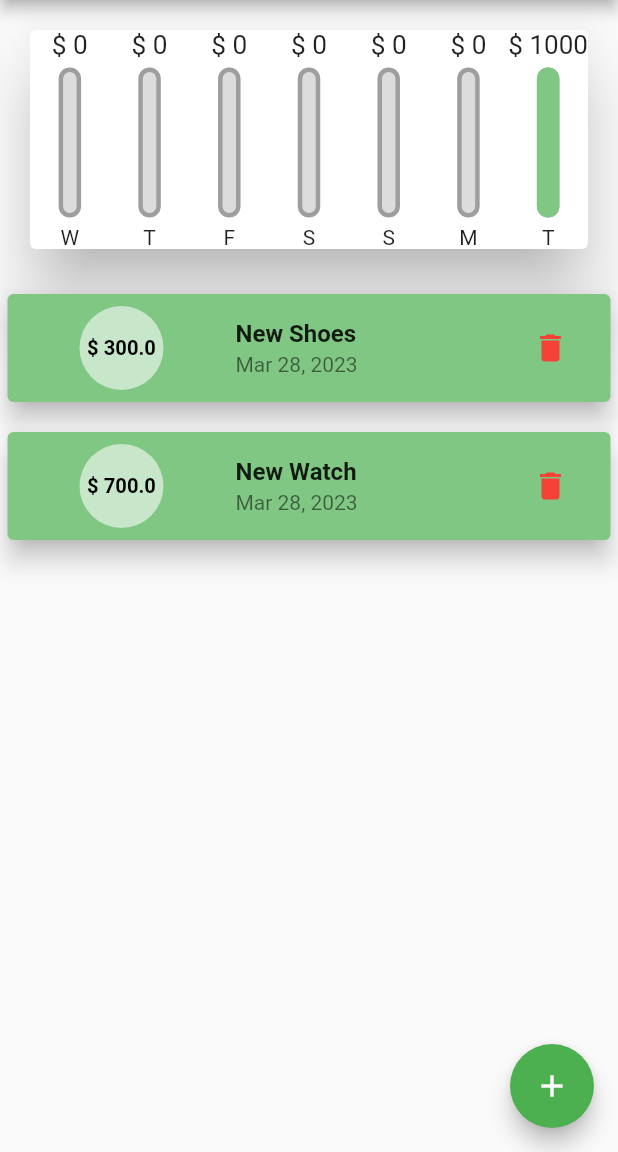
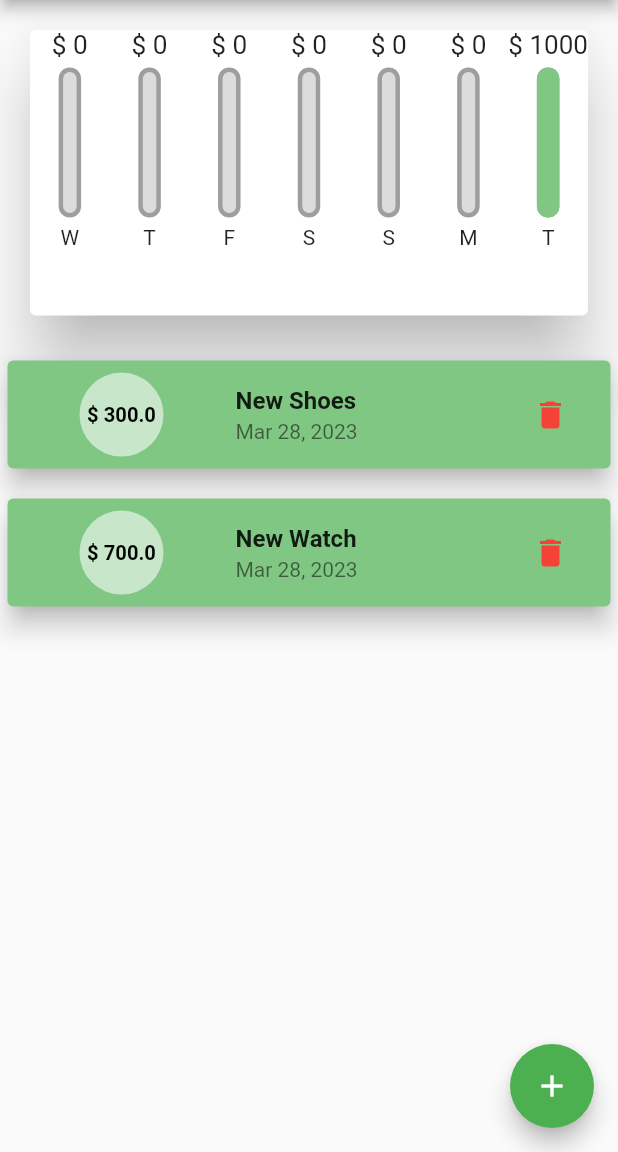
Before and after one commit to TRohit20/Flutter-Playground, a Flutter app: the screen it shows after launch, on a phone screen of 412 x 824 dp, the part 84-1236 px from its top. Run offline on Flutter 3.47's test engine with Material 2 defaults, Android fonts, the phone set to English and light mode, and no system bars; our stand-ins replace firebase_auth, firebase_core; missing offline and left inert: dart:ffi; accounts and stored records are empty.

Commit message:
Respomsiveness: Calculating sizes dyanamically

```diff
--- a/expense_tracker/lib/main.dart
+++ b/expense_tracker/lib/main.dart
@@ -94,8 +94,7 @@ class _MyHomePageState extends State<MyHomePage> {
 
   @override
   Widget build(BuildContext context) {
-    return Scaffold(
-      appBar: AppBar(
+    final appBar = AppBar(
       title: const Text(
         'Expense Tracker App',
         style: TextStyle(fontWeight: FontWeight.bold),
@@ -108,15 +107,35 @@ class _MyHomePageState extends State<MyHomePage> {
           onPressed: () => _startsToAddNewTransaction(context),
         )
       ],
-      ),
+    );
+    return Scaffold(
+      appBar: appBar,
       body: SingleChildScrollView(
         child: Column(
           // mainAxisAlignment: MainAxisAlignment.center,
           crossAxisAlignment: CrossAxisAlignment.center,
           children: <Widget>[
-            Chart(_recentTransactions),
-            // ignore: prefer_const_literals_to_create_immutables
-            TransactionList(_userTransactions, _deleteTransaction),
+            Container(
+                height: (MediaQuery.of(
+                                context) // Since, it has metadata, it gives us the device details too
+                            .size
+                            .height // MediaQuery is the class provided by flutter used to get the height dynamically as per device
+                        -
+                        appBar.preferredSize
+                            .height // preferredSize is a func that is pretty self-explainatory
+                        -
+                        MediaQuery.of(context)
+                            .padding
+                            .top) // padding.top is used specifically for the notch or status bar as that is also part of the screen
+                    *
+                    0.3,
+                child: Chart(_recentTransactions)),
+            Container(
+                height: (MediaQuery.of(context).size.height -
+                        appBar.preferredSize.height -
+                        MediaQuery.of(context).padding.top) *
+                    0.7,
+                child: TransactionList(_userTransactions, _deleteTransaction)),
           ],
         ),
       ),
```
Also changed, not shown: 1 other file. Lines whose indentation alone changed are shown as unchanged.
